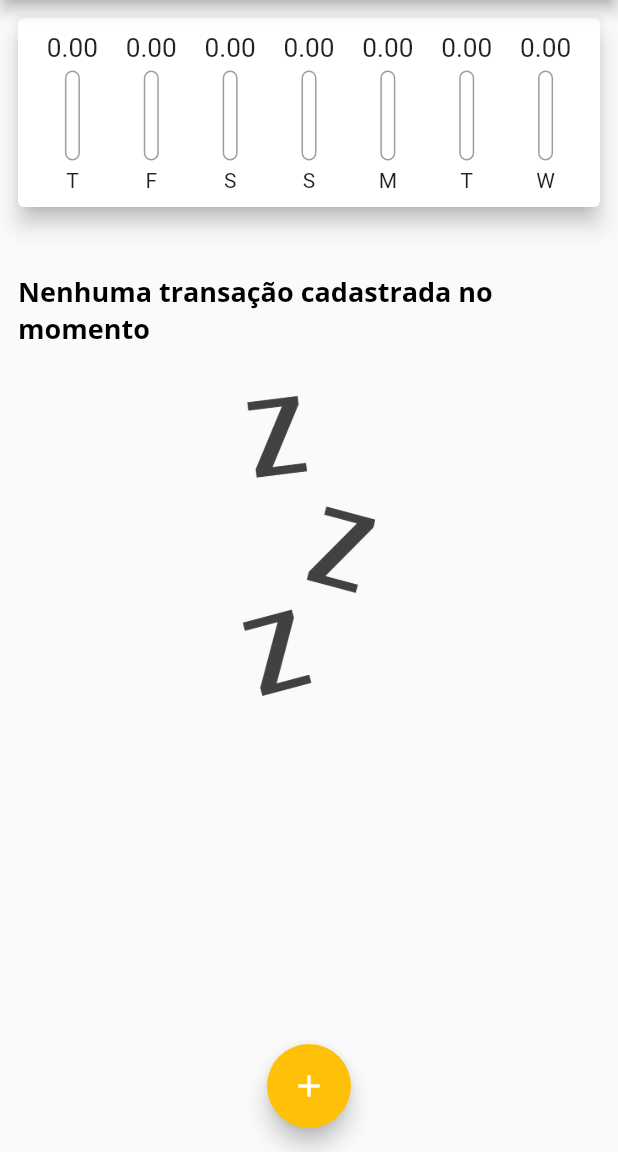
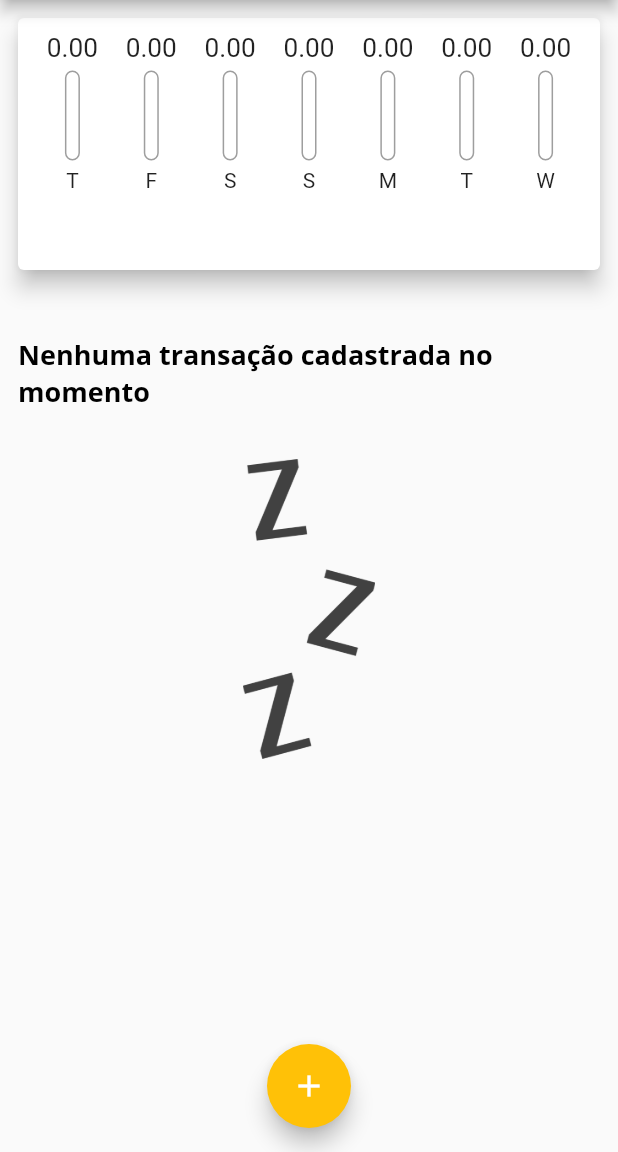
Before and after one commit to jeehmilena/ExpensesApp, a Flutter app: the screen it shows after launch, on a phone screen of 412 x 824 dp, the part 84-1236 px from its top. Run offline on Flutter 3.47's test engine with Material 2 defaults, Android fonts, the phone set to English and light mode, and no system bars.

Commit message:
Responsividade da tela

```diff
--- a/lib/main.dart
+++ b/lib/main.dart
@@ -93,8 +93,7 @@ class _MyHomePageState extends State<MyHomePage> {
 
   @override
   Widget build(BuildContext context) {
-    return Scaffold(
-      appBar: AppBar(
+    final appBar = AppBar(
       title: const Text('Despesas Pessoais'),
       actions: [
         IconButton(
@@ -102,13 +101,26 @@ class _MyHomePageState extends State<MyHomePage> {
           onPressed: () => _openTransactionFormModal(context),
         ),
       ],
-      ),
+    );
+
+    final availableHeight = MediaQuery.of(context).size.height -
+        appBar.preferredSize.height -
+        MediaQuery.of(context).padding.top;
+
+    return Scaffold(
+      appBar: appBar,
       body: SingleChildScrollView(
         child: Column(
           crossAxisAlignment: CrossAxisAlignment.stretch,
           children: [
-            TransactionChart(_recentTransactionsWeek),
-            TransactionList(_transactions, _removeTransaction),
+            SizedBox(
+              height: availableHeight * 0.25,
+              child: TransactionChart(_recentTransactionsWeek),
+            ),
+            SizedBox(
+              height: availableHeight * 0.6,
+              child: TransactionList(_transactions, _removeTransaction),
+            ),
           ],
         ),
       ),
--- a/lib/widgets/transaction_list.dart
+++ b/lib/widgets/transaction_list.dart
@@ -11,9 +11,7 @@ class TransactionList extends StatelessWidget {
 
   @override
   Widget build(BuildContext context) {
-    return SizedBox(
-      height: 500,
-      child: transactions.isEmpty
+    return transactions.isEmpty
         ? Column(
             children: [
               const SizedBox(height: 20),
@@ -65,7 +63,6 @@ class TransactionList extends StatelessWidget {
                   ),
                 ),
               );
-              }),
-    );
+            });
   }
 }
```
Lines whose indentation alone changed are shown as unchanged.
